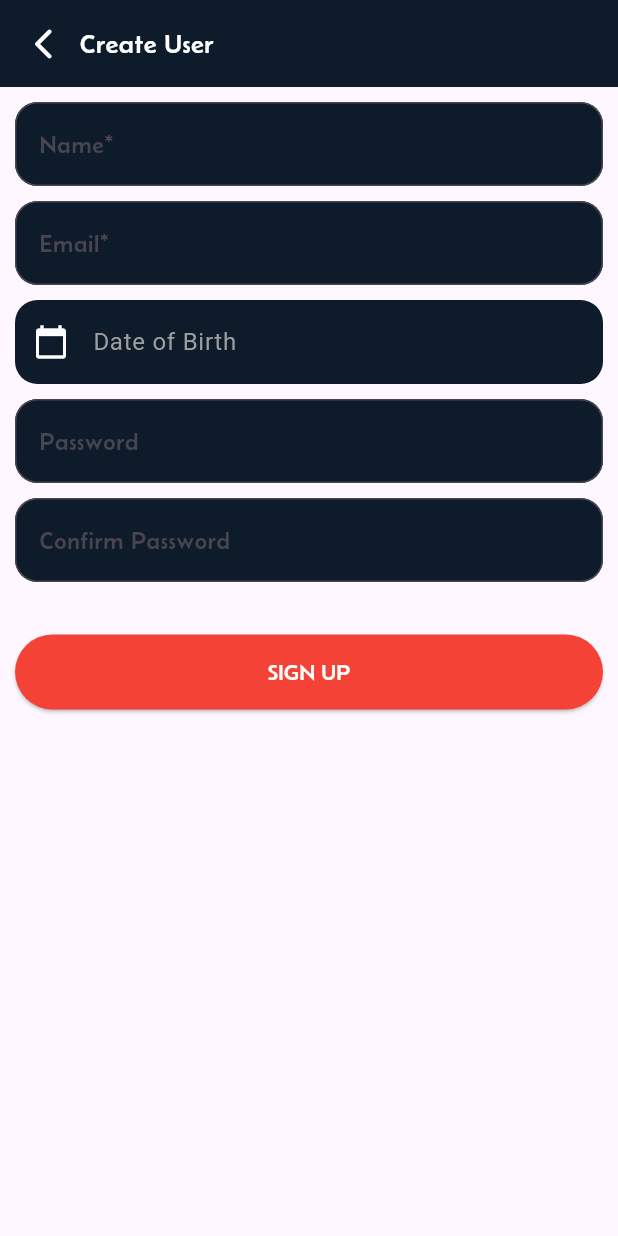
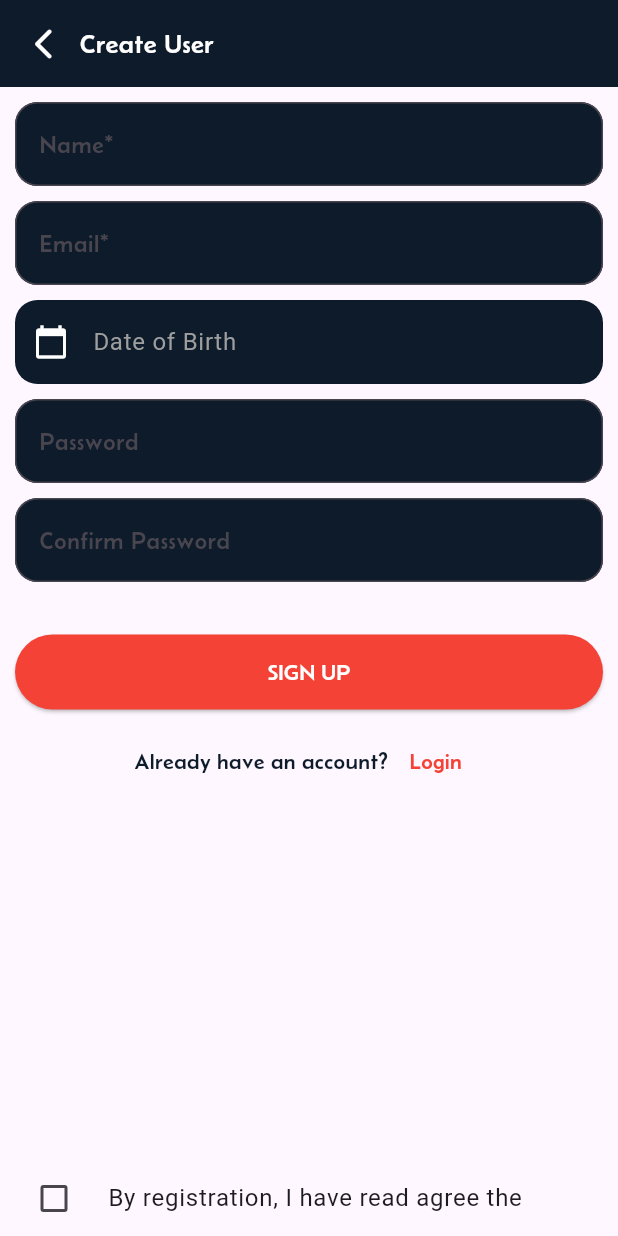
Before and after one commit to JhunJhun2003/nyx_app, a Flutter app: the SignupPage screen opened directly, on a phone screen of 412 x 824 dp. Run offline on Flutter 3.47's test engine with Material 3 defaults, Android fonts, the phone set to English and light mode, and no system bars; our stand-ins replace font_awesome_flutter, sqflite; accounts and stored records are empty.

Commit message:
20260405-V1

```diff
--- a/lib/pages/detailsPages/accountpages/signup.dart
+++ b/lib/pages/detailsPages/accountpages/signup.dart
@@ -1,4 +1,5 @@
 import 'package:flutter/material.dart';
+import 'package:nyxproject/pages/detailsPages/accountpages/terms.dart';
 import '../../../db_helper.dart';
 
 DBHelper dbHelper = DBHelper();
@@ -55,6 +56,8 @@ class _SignupPageState extends State<SignupPage> {
               _header(),
               SizedBox(height: 10),
               _Userinput(),
+              SizedBox(height: 240),
+              _footer(),
             ],
           ),
         ),
@@ -274,11 +277,89 @@ class _SignupPageState extends State<SignupPage> {
             ),
           ),
 
+          SizedBox(height: 10),
+
           Row(
-            children: [],
+            mainAxisAlignment: MainAxisAlignment.center,
+            children: [
+              Text("Already have an account?",
+                style: TextStyle(
+                  fontFamily: "Custom",
+                  fontSize: 15,
+                  color: Color.fromARGB(255, 13, 27, 42)
+                ),
+              ),
+              TextButton(
+                onPressed: (){},
+                child: Text("Login",
+                style: TextStyle(
+                  fontFamily: "Custom",
+                  fontSize: 15,
+                  color: Colors.red
+                ),
+                ),
+              ),
+            ],
           ),
         ],
       ),
+    );
+  }
+
+  bool _isChecked = false;
+
+  Widget _footer(){
+    return Column(
+      mainAxisAlignment: MainAxisAlignment.center,
+      children: [
+        CheckboxListTile(
+          title: const Text("By registration, I have read agree the"),
+          value: _isChecked,
+          onChanged: (bool? value) {
+            setState(() {
+              _isChecked = value!;
+            });
+          },
+          controlAffinity: ListTileControlAffinity.leading,
+        ),
+
+        Row(
+          mainAxisAlignment: MainAxisAlignment.center,
+          children: [
+            TextButton(
+                onPressed: (){
+                  Navigator.push(
+                    context,
+                    MaterialPageRoute(builder: (context) => termsPage()),
+                    );
+                },
+                child: Text("Terms & Conditions",
+                  style: TextStyle(
+                    fontFamily: "Custom",
+                    fontSize: 15,
+                    color: Colors.red
+                  ),
+                ),
+              ),
+              Text("and"),
+              TextButton(
+                onPressed: (){
+                  Navigator.push(
+                    context,
+                    MaterialPageRoute(builder: (context) => termsPage()),
+                    );
+                },
+                child: Text("Privacy Policy",
+                  style: TextStyle(
+                    fontFamily: "Custom",
+                    fontSize: 15,
+                    color: Colors.red
+                  ),
+                ),
+              ),
+          ],
+        ),
+      ],
     );
   }
 
```
Also changed, not shown: 1 other file.
